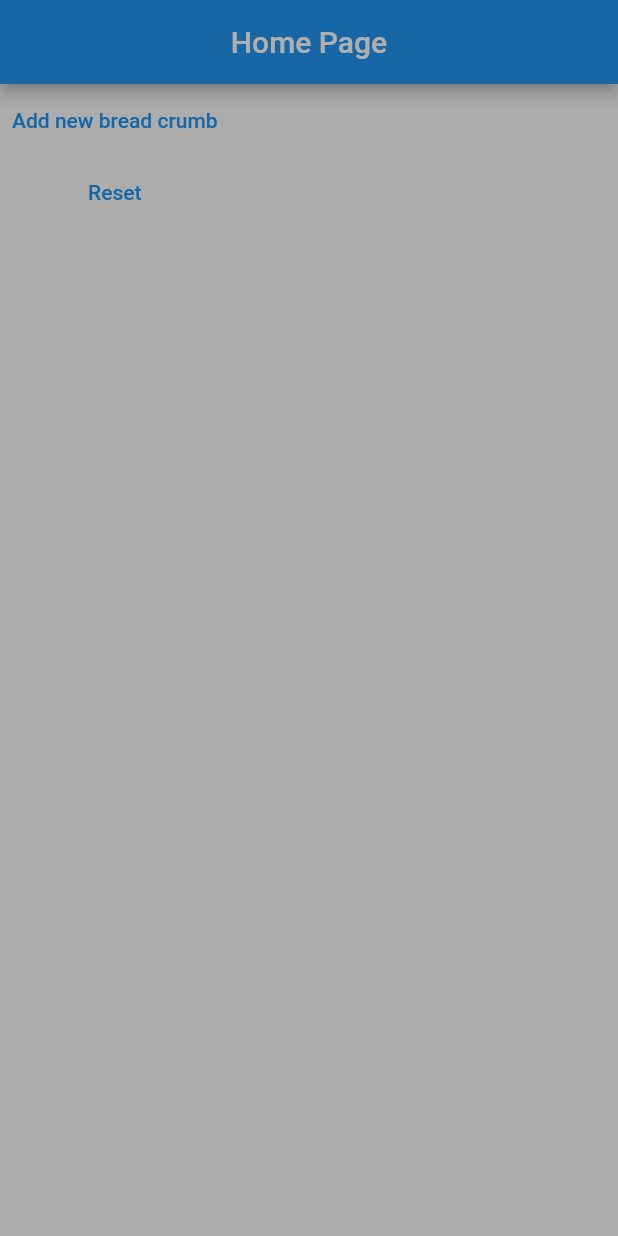
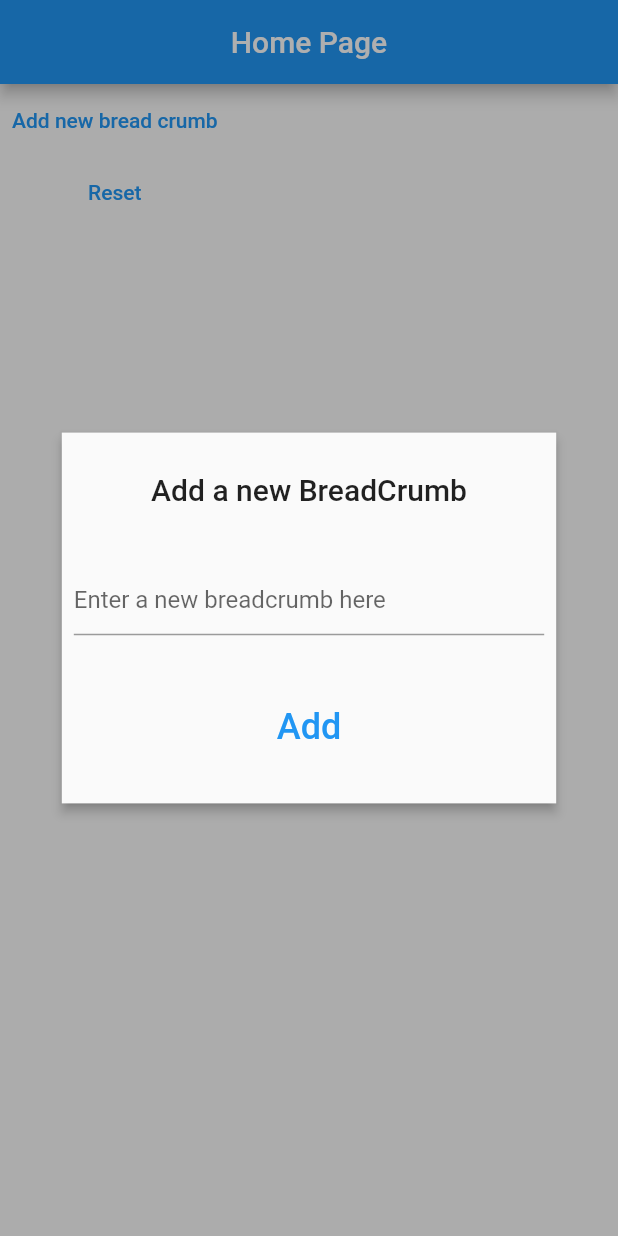
Before and after one commit to jgarzon26/provider_course, a Flutter app: the screen it shows after launch, after a tap on "Add new bread crumb", on a phone screen of 412 x 824 dp. Run offline on Flutter 3.47's test engine with Material 2 defaults, Android fonts, the phone set to English and light mode, and no system bars.

Commit message:
adding overlay page to add new breadcrumb

```diff
--- a/lib/providers/bread_crumb_provider.dart
+++ b/lib/providers/bread_crumb_provider.dart
@@ -8,8 +8,8 @@ class BreadCrumbProvider extends ChangeNotifier{
   UnmodifiableListView<BreadCrumb> get breadCrumbs => UnmodifiableListView(_breadCrumbs);
 
   void addBreadCrumb(BreadCrumb breadCrumb) {
-    for(breadCrumb in _breadCrumbs) {
-      breadCrumb.isActive = true;
+    for(final bc in _breadCrumbs) {
+      bc.isActive = true;
     }
 
     _breadCrumbs.add(breadCrumb);
--- a/lib/screens/home/overlays/new_contact_page.dart
+++ b/lib/screens/home/overlays/new_contact_page.dart
@@ -1,6 +1,13 @@
 import 'package:flutter/material.dart';
+import 'package:provider/provider.dart';
+
+import '../../../providers/bread_crumb_provider.dart';
+import '../classes/bread_crumb.dart';
 
 class NewContactPage extends PopupRoute{
+
+  late final TextEditingController _nameController;
+
   @override
   Color? get barrierColor => Colors.black.withAlpha(0x50);
 
@@ -14,7 +21,62 @@ class NewContactPage extends PopupRoute{
   Duration get transitionDuration => const Duration(milliseconds: 300);
 
   @override
+  void install(){
+    _nameController = TextEditingController();
+    super.install();
+  }
+
+  @override
+  void dispose(){
+    _nameController.dispose();
+    super.dispose();
+  }
+
+  @override
   Widget buildPage(BuildContext context, Animation<double> animation, Animation<double> secondaryAnimation) {
-    return Center();
+    return Center(
+      child: Material(
+        elevation: 3.0,
+        child: SizedBox(
+          height: MediaQuery.of(context).size.height * 0.3,
+          width: MediaQuery.of(context).size.width * 0.8,
+          child: Padding(
+            padding: const EdgeInsets.all(8.0),
+            child: Column(
+              mainAxisAlignment: MainAxisAlignment.spaceAround,
+              children: [
+                Text(
+                  'Add a new BreadCrumb',
+                  style: Theme.of(context).textTheme.titleLarge,
+                ),
+                TextField(
+                  controller: _nameController,
+                  decoration: const InputDecoration(
+                    hintText: 'Enter a new breadcrumb here',
+                  ),
+                ),
+                TextButton(
+                  onPressed: (){
+                    context.read<BreadCrumbProvider>().addBreadCrumb(
+                        BreadCrumb(
+                          name: _nameController.text,
+                          isActive: false,
+                        ),
+                    );
+                    Navigator.of(context).pop();
+                  },
+                  child: const Text(
+                    'Add',
+                    style: TextStyle(
+                      fontSize: 24.0,
+                    ),
+                  ),
+                )
+              ],
+            ),
+          ),
+        ),
+      ),
+    );
   }
 }
```
